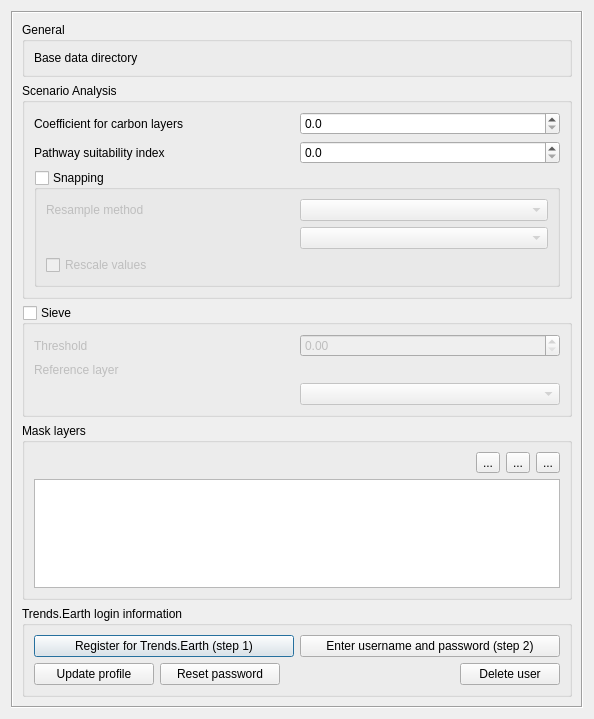
Above: src/cplus_plugin/ui/cplus_settings.ui from ConservationInternational/cplus-plugin before the change. Below: the same form after it.
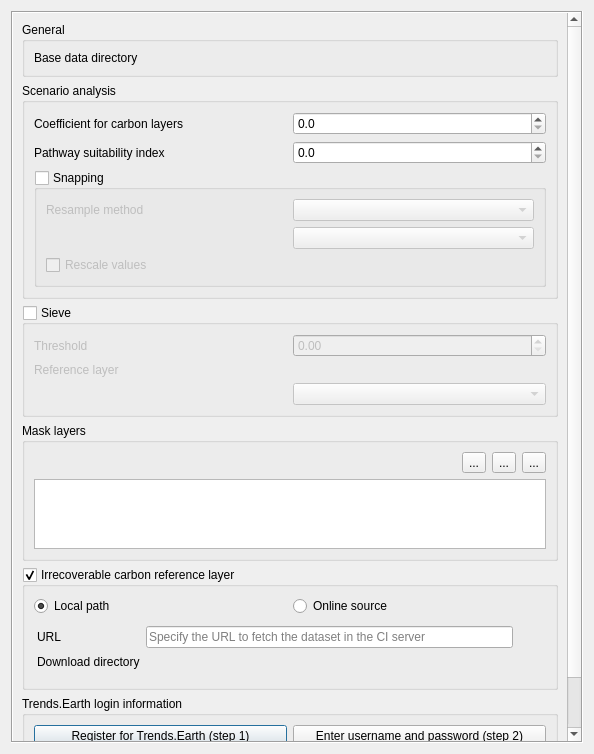
That is the form after the change. Custom widgets are drawn as their Qt base class.

Commit message: Incorporate settings for managing IC dataset.

```diff
--- a/src/cplus_plugin/ui/cplus_settings.ui
+++ b/src/cplus_plugin/ui/cplus_settings.ui
@@ -10,7 +10,7 @@
     <x>0</x>
     <y>0</y>
     <width>594</width>
-    <height>719</height>
+    <height>754</height>
    </rect>
   </property>
   <property name="minimumSize">
@@ -36,8 +36,8 @@
        <rect>
         <x>0</x>
         <y>0</y>
-        <width>558</width>
-        <height>732</height>
+        <width>555</width>
+        <height>737</height>
        </rect>
       </property>
       <layout class="QVBoxLayout" name="verticalLayout_5">
@@ -76,7 +76,7 @@
           </size>
          </property>
          <property name="title">
-          <string>Scenario Analysis</string>
+          <string>Scenario analysis</string>
          </property>
          <property name="collapsed">
           <bool>false</bool>
@@ -309,6 +309,141 @@
          </layout>
         </widget>
        </item>
+       <item>
+        <widget class="QgsCollapsibleGroupBox" name="gb_ic_reference_layer">
+         <property name="minimumSize">
+          <size>
+           <width>0</width>
+           <height>0</height>
+          </size>
+         </property>
+         <property name="title">
+          <string>Irrecoverable carbon reference layer</string>
+         </property>
+         <property name="checkable">
+          <bool>true</bool>
+         </property>
+         <property name="checked">
+          <bool>true</bool>
+         </property>
+         <layout class="QGridLayout" name="gridLayout_4">
+          <item row="0" column="0">
+           <widget class="QRadioButton" name="rb_local">
+            <property name="text">
+             <string>Local path</string>
+            </property>
+            <property name="checked">
+             <bool>true</bool>
+            </property>
+           </widget>
+          </item>
+          <item row="0" column="1">
+           <widget class="QRadioButton" name="rb_online">
+            <property name="text">
+             <string>Online source</string>
+            </property>
+           </widget>
+          </item>
+          <item row="1" column="0" colspan="2">
+           <widget class="QStackedWidget" name="sw_irrecoverable_carbon">
+            <property name="currentIndex">
+             <number>1</number>
+            </property>
+            <widget class="QWidget" name="pg_local_path">
+             <layout class="QHBoxLayout" name="horizontalLayout_7">
+              <property name="leftMargin">
+               <number>3</number>
+              </property>
+              <property name="topMargin">
+               <number>3</number>
+              </property>
+              <property name="rightMargin">
+               <number>3</number>
+              </property>
+              <property name="bottomMargin">
+               <number>3</number>
+              </property>
+              <item>
+               <widget class="QgsFileWidget" name="fw_irrecoverable_carbon"/>
+              </item>
+              <item>
+               <widget class="QgsMapLayerComboBox" name="cbo_irrecoverable_carbon"/>
+              </item>
+             </layout>
+            </widget>
+            <widget class="QWidget" name="pg_online_source">
+             <layout class="QGridLayout" name="gridLayout_5">
+              <property name="leftMargin">
+               <number>3</number>
+              </property>
+              <property name="topMargin">
+               <number>3</number>
+              </property>
+              <property name="rightMargin">
+               <number>3</number>
+              </property>
+              <item row="0" column="0">
+               <widget class="QLabel" name="label">
+                <property name="text">
+                 <string>URL</string>
+                </property>
+               </widget>
+              </item>
+              <item row="0" column="1">
+               <widget class="QLineEdit" name="lineEdit">
+                <property name="placeholderText">
+                 <string>Specify the URL to fetch the dataset in the CI server</string>
+                </property>
+               </widget>
+              </item>
+              <item row="0" column="2">
+               <widget class="QLabel" name="lbl_url_tip">
+                <property name="sizePolicy">
+                 <sizepolicy hsizetype="Fixed" vsizetype="Fixed">
+                  <horstretch>0</horstretch>
+                  <verstretch>0</verstretch>
+                 </sizepolicy>
+                </property>
+                <property name="minimumSize">
+                 <size>
+                  <width>24</width>
+                  <height>24</height>
+                 </size>
+                </property>
+                <property name="maximumSize">
+                 <size>
+                  <width>24</width>
+                  <height>24</height>
+                 </size>
+                </property>
+                <property name="toolTip">
+                 <string>The scenario extent defined in Step 1 will be used to clip the reference layer to be downloaded. The download process will start in the background on applying the settings.</string>
+                </property>
+                <property name="frameShape">
+                 <enum>QFrame::NoFrame</enum>
+                </property>
+                <property name="text">
+                 <string/>
+                </property>
+               </widget>
+              </item>
+              <item row="1" column="0">
+               <widget class="QLabel" name="label_2">
+                <property name="text">
+                 <string>Download directory</string>
+                </property>
+               </widget>
+              </item>
+              <item row="1" column="1" colspan="2">
+               <widget class="QgsFileWidget" name="mQgsFileWidget"/>
+              </item>
+             </layout>
+            </widget>
+           </widget>
+          </item>
+         </layout>
+        </widget>
+       </item>
        <item>
         <widget class="QgsCollapsibleGroupBox" name="groupBox">
          <property name="maximumSize">
```
The commit also changes 3 other files.
